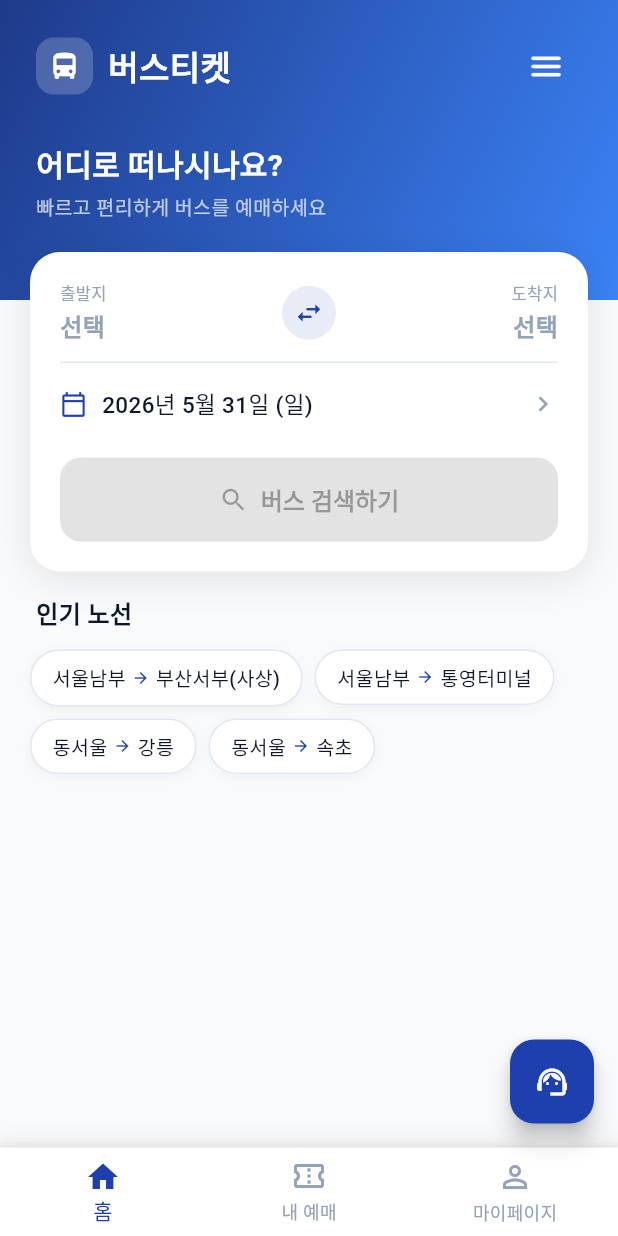
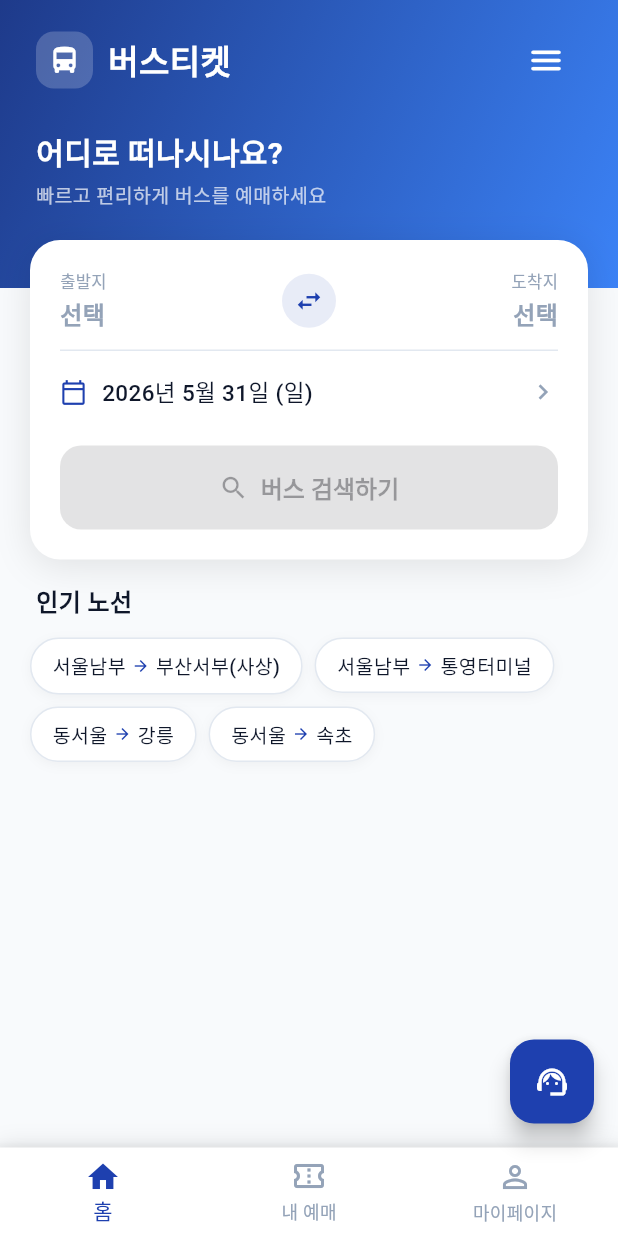
Before and after one commit to minsung6167/Bus_app, a Flutter app: the screen it shows after launch, on a phone screen of 412 x 824 dp. Run offline on Flutter 3.47's test engine with Material 3 defaults, Android fonts, the phone set to English and light mode, and no system bars; our stand-ins replace flutter_dotenv, geolocator, image_picker, qr_flutter, shared_preferences, vibration; missing offline and left inert: flutter_foreground_task; accounts and stored records are empty; network calls fail.

Commit message:
feat: GitHub Pages 발표자료·WBS 추가 + 홈화면 오버플로우 수정
- docs/index.html: 랜딩 페이지 (발표자료·WBS 링크)
- docs/presentation/index.html: Marp HTML 발표자료 (URL 접근 가능)
- docs/wbs/index.html: Mermaid Gantt + MindMap WBS 페이지
- 슬라이드 아키텍처 → Mermaid flowchart로 교체
- 비전·문제 정의 슬라이드 임팩트 강화
- 홈화면 헤더 고정 height 제거로 오버플로우 해결

Co-Authored-By: Claude Sonnet 4.6 <noreply@anthropic.com>

```diff
--- a/lib/screens/home_screen.dart
+++ b/lib/screens/home_screen.dart
@@ -180,7 +180,6 @@ class _HomeScreenState extends State<HomeScreen> {
     final user = context.watch<AuthProvider>().currentUser;
 
     return Container(
-      height: 200,
       width: double.infinity,
       decoration: const BoxDecoration(
         gradient: LinearGradient(
@@ -192,8 +191,9 @@ class _HomeScreenState extends State<HomeScreen> {
       child: SafeArea(
         bottom: false,
         child: Padding(
-          padding: const EdgeInsets.fromLTRB(24, 20, 24, 52),
+          padding: const EdgeInsets.fromLTRB(24, 16, 24, 52),
           child: Column(
+            mainAxisSize: MainAxisSize.min,
             crossAxisAlignment: CrossAxisAlignment.start,
             children: [
               Row(
@@ -227,7 +227,7 @@ class _HomeScreenState extends State<HomeScreen> {
                   ),
                 ],
               ),
-              const Spacer(),
+              const SizedBox(height: 20),
               if (user != null)
                 Text(
                   AppStrings.fmt(lang, 'welcomeUser', {'name': user.name}),
```
Also changed, not shown: docs/presentation/home_screenshot.png (added), 5 other files.
